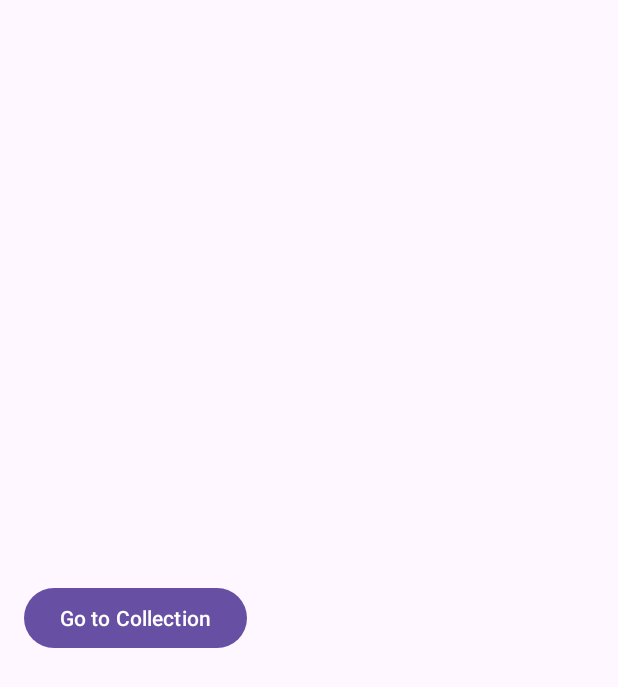
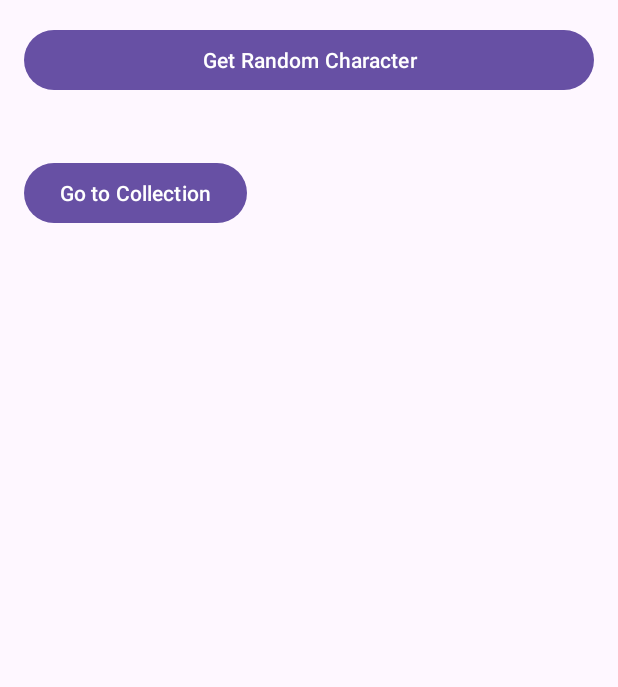
Before and after one commit to jonlanda/M335, an Android app: the layout activity_main.xml on its own in the app's theme, with its tools: preview values and no code run, on a phone screen of 412 x 824 dp. Shown: the top 687 px of the screen. Run offline under Robolectric (Android 15) with nearby library versions, the phone set to English and light mode, and no system bars.

Commit message:
made service to get characters

```diff
--- a/app/src/main/java/ch/txispa/shaketcg/database/dao/CharacterDao.java
+++ b/app/src/main/java/ch/txispa/shaketcg/database/dao/CharacterDao.java
@@ -20,7 +20,7 @@ public interface CharacterDao {
     @Query("SELECT * FROM character WHERE name LIKE :name LIMIT 1")
     Character findByName(String name);
 
-    @Query("SELECT * FROM character WHERE characterId LIKE :characterId LIMIT 1")
+    @Query("SELECT * FROM character WHERE id LIKE :characterId LIMIT 1")
     Character getCharacterById(int characterId);
 
     @Query("SELECT * FROM character GROUP BY series")
--- a/app/src/main/java/ch/txispa/shaketcg/database/dao/UserDao.java
+++ b/app/src/main/java/ch/txispa/shaketcg/database/dao/UserDao.java
@@ -21,7 +21,7 @@ public interface UserDao {
     User findByUsername(String username);
 
     @Query("SELECT * FROM character " +
-            "INNER JOIN UserCharacterCrossRef ON character.characterId = UserCharacterCrossRef.characterId " +
+            "INNER JOIN UserCharacterCrossRef ON character.id = UserCharacterCrossRef.characterId " +
             "WHERE UserCharacterCrossRef.userId = :userId")
     List<Character> getCharactersByUserId(int userId);
 
--- a/app/src/main/java/ch/txispa/shaketcg/database/data/Users.java
+++ b/app/src/main/java/ch/txispa/shaketcg/database/data/Users.java
@@ -14,7 +14,7 @@ public class Users {
         User defaultUser = new User();
         defaultUser.username = "user";
         defaultUser.money = 100;
-        defaultUser.userId = 1;
+        defaultUser.id = 1;
         userDao.insertAll(defaultUser);
     }
 }
--- a/app/src/main/java/ch/txispa/shaketcg/database/entity/User.java
+++ b/app/src/main/java/ch/txispa/shaketcg/database/entity/User.java
@@ -8,7 +8,7 @@ import androidx.room.PrimaryKey;
 @Entity
 public class User {
     @PrimaryKey
-    public int userId;
+    public int id;
 
     @ColumnInfo(name = "username")
     public String username;
@@ -17,11 +17,11 @@ public class User {
     public int money;
 
     public int getUserId() {
-        return userId;
+        return id;
     }
 
     public void setUserId(int userId) {
-        this.userId = userId;
+        this.id = userId;
     }
 
     public String getUsername() {
--- a/app/src/main/java/ch/txispa/shaketcg/database/entity/UserCharacterCrossRef.java
+++ b/app/src/main/java/ch/txispa/shaketcg/database/entity/UserCharacterCrossRef.java
@@ -8,8 +8,8 @@ import androidx.room.PrimaryKey;
 
 @Entity(
         foreignKeys = {
-                @ForeignKey(entity = User.class, parentColumns = "userId", childColumns = "userId"),
-                @ForeignKey(entity = Character.class, parentColumns = "characterId", childColumns = "characterId")
+                @ForeignKey(entity = User.class, parentColumns = "id", childColumns = "userId"),
+                @ForeignKey(entity = Character.class, parentColumns = "id", childColumns = "characterId")
         },
         indices = {
                 @Index("userId"),
--- a/app/src/main/res/layout/activity_main.xml
+++ b/app/src/main/res/layout/activity_main.xml
@@ -6,19 +6,29 @@
     android:layout_height="match_parent"
     tools:context=".MainActivity">
 
-    <!-- activity_main.xml -->
     <LinearLayout
         xmlns:android="http://schemas.android.com/apk/res/android"
-        android:id="@+id/character_container"
+        xmlns:app="http://schemas.android.com/apk/res-auto"
+        xmlns:tools="http://schemas.android.com/tools"
         android:layout_width="match_parent"
-        android:layout_height="wrap_content"
+        android:layout_height="match_parent"
         android:orientation="vertical"
         android:padding="16dp"
-        app:layout_constraintBottom_toBottomOf="parent"
-        app:layout_constraintEnd_toEndOf="parent"
-        app:layout_constraintStart_toStartOf="parent"
-        app:layout_constraintTop_toTopOf="parent">
+        tools:context=".RandomCharacterActivity">
 
+        <Button
+            android:id="@+id/randomCharacterButton"
+            android:layout_width="match_parent"
+            android:layout_height="wrap_content"
+            android:text="Get Random Character" />
+
+        <TextView
+            android:id="@+id/randomCharacterInfoTextView"
+            android:layout_width="match_parent"
+            android:layout_height="wrap_content"
+            android:text=""
+            android:paddingTop="16dp"
+            android:textSize="18sp" />
         <Button
             android:id="@+id/buttonToCollection"
             android:layout_width="wrap_content"
```
Also changed, not shown: app/src/main/AndroidManifest.xml (+5 -5 lines), app/src/main/java/ch/txispa/shaketcg/CharacterService.java (added, +39 -0 lines), app/src/main/java/ch/txispa/shaketcg/CollectionActivity.java (+15 -14 lines), app/src/main/java/ch/txispa/shaketcg/MainActivity.java (+77 -29 lines), app/src/main/java/ch/txispa/shaketcg/database/entity/Character.java (+25 -1 lines).
